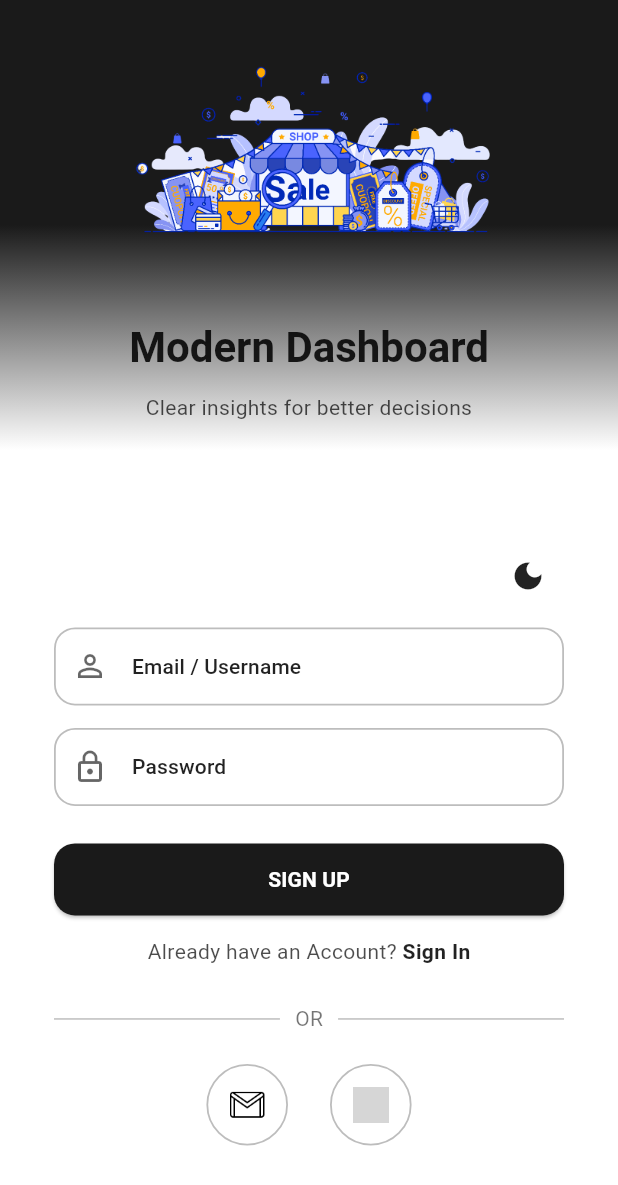
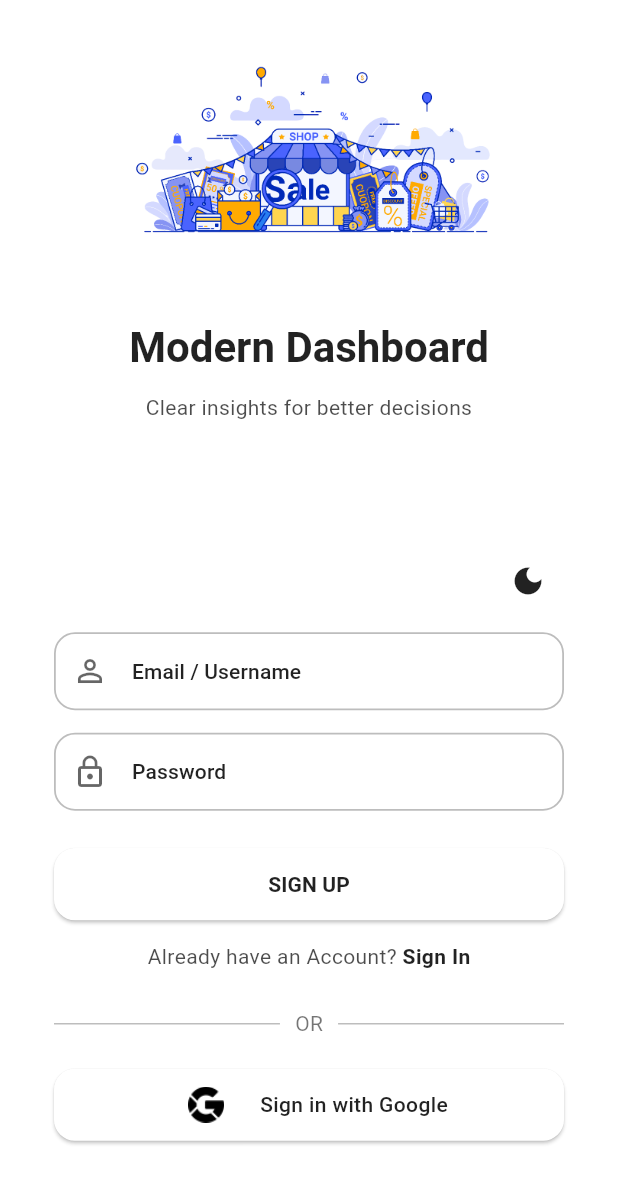
Before and after one commit to redaya88/krema-gms-web-flutter, a Flutter app: the screen it shows after launch, on a phone screen of 412 x 824 dp. Shown: the top 1185 px of the screen. Run offline on Flutter 3.47's test engine with Material 3 defaults, Android fonts, the phone set to English and light mode, and no system bars; our stand-ins replace get, get_storage; accounts and stored records are empty; grey boxes are pictures that could not be loaded.

Commit message:
fix: implement shadow on flex and redesign google sign in

```diff
--- a/lib/core/theme/color_scheme.dart
+++ b/lib/core/theme/color_scheme.dart
@@ -4,12 +4,10 @@ import 'app_colors.dart';
 class AppColorScheme {
   static ColorScheme get light => ColorScheme(
         brightness: Brightness.light,
-        primary: AppColors.gray800,
+        primary: AppColors.lightBackground,
         onPrimary: Colors.white,
         secondary: AppColors.gray600,
         onSecondary: Colors.white,
-        background: AppColors.lightBackground,
-        onBackground: AppColors.lightText,
         surface: AppColors.lightSurface,
         onSurface: AppColors.lightText,
         error: Colors.redAccent,
@@ -17,14 +15,12 @@ class AppColorScheme {
         outline: Colors.grey.shade400,
       );
 
-  static ColorScheme get dark => ColorScheme(
+  static ColorScheme get dark => const ColorScheme(
         brightness: Brightness.dark,
         primary: AppColors.gray700,
         onPrimary: Colors.white,
         secondary: AppColors.gray600,
         onSecondary: Colors.white,
-        background: AppColors.darkBackground,
-        onBackground: AppColors.darkText,
         surface: AppColors.darkSurface,
         onSurface: AppColors.darkText,
         error: Colors.redAccent,
--- a/lib/modules/login/login_form.dart
+++ b/lib/modules/login/login_form.dart
@@ -42,6 +42,7 @@ class PrettyLoginForm extends StatelessWidget {
   Widget build(BuildContext context) {
     final theme = Theme.of(context);
     final text = theme.textTheme;
+    final isDark = theme.brightness == Brightness.dark;
 
     return Column(
       mainAxisSize: MainAxisSize.min,
@@ -74,7 +75,7 @@ class PrettyLoginForm extends StatelessWidget {
             labelStyle: theme.textTheme.labelLarge,
             prefixIcon: Icon(
               Icons.person_outline,
-              color: theme.colorScheme.onSurface.withOpacity(0.6),
+              color: theme.colorScheme.onSurface.withValues(alpha: 0.6),
             ),
             filled: true,
             fillColor: theme.colorScheme.surface,
@@ -106,7 +107,7 @@ class PrettyLoginForm extends StatelessWidget {
             labelStyle: theme.textTheme.labelLarge,
             prefixIcon: Icon(
               Icons.lock_outline,
-              color: theme.colorScheme.onSurface.withOpacity(0.6),
+              color: theme.colorScheme.onSurface.withValues(alpha: 0.6),
             ),
             filled: true,
             fillColor: theme.colorScheme.surface,
@@ -139,7 +140,7 @@ class PrettyLoginForm extends StatelessWidget {
             child: Text(
               "SIGN UP",
               style: text.labelLarge?.copyWith(
-                color: theme.colorScheme.onPrimary,
+                color: theme.colorScheme.onSurface,
                 fontWeight: FontWeight.w600,
               ),
             ),
@@ -153,7 +154,7 @@ class PrettyLoginForm extends StatelessWidget {
           text: TextSpan(
             text: "Already have an Account? ",
             style: text.bodyMedium?.copyWith(
-              color: theme.colorScheme.onSurface.withOpacity(0.7),
+              color: theme.colorScheme.onSurface.withValues(alpha: 0.7),
             ),
             children: [
               TextSpan(
@@ -189,35 +190,42 @@ class PrettyLoginForm extends StatelessWidget {
 
         const SizedBox(height: 20),
 
-        /// SOCIAL LOGIN
-        Row(
-          mainAxisAlignment: MainAxisAlignment.center,
-          children: [
-            _socialIcon('assets/icons/email-icon.png', theme),
-            const SizedBox(width: 28),
-            _socialIcon('assets/icons/google-icon.png', theme),
-          ],
+        SizedBox(
+          width: double.infinity,
+          height: 48,
+          child: ElevatedButton(
+            onPressed: () {},
+            style: theme.elevatedButtonTheme.style,
+            child: Row(
+              mainAxisAlignment: MainAxisAlignment.center,
+              children: [
+                Padding(
+                  padding: const EdgeInsets.symmetric(
+                    horizontal: 12,
+                    vertical: 10,
+                  ),
+                  child: Image.asset(
+                    isDark
+                        ? 'assets/icons/google-dark.png'
+                        : 'assets/icons/google-light.png',
+                    width: 24,
+                    height: 24,
+                    fit: BoxFit.contain,
+                  ),
+                ),
+                const SizedBox(width: 12),
+                Text(
+                  "Sign in with Google",
+                  style: text.bodyMedium?.copyWith(
+                    color: theme.colorScheme.onSurface,
+                    fontWeight: FontWeight.w500,
+                  ),
+                ),
+              ],
+            ),
+          ),
         ),
       ],
     );
   }
-
-  static Widget _socialIcon(String imagePath, ThemeData theme) {
-    return Container(
-      padding: const EdgeInsets.all(14),
-      decoration: BoxDecoration(
-        shape: BoxShape.circle,
-        border: Border.all(
-          color: theme.colorScheme.outline,
-          width: 1.2,
-        ),
-      ),
-      child: Image.asset(
-        imagePath,
-        width: 24,
-        height: 24,
-        fit: BoxFit.contain,
-      ),
-    );
-  }
 }
--- a/lib/modules/login/slide_content.dart
+++ b/lib/modules/login/slide_content.dart
@@ -62,7 +62,7 @@ class _SlideContentState extends State<SlideContent>
           colors: [
             theme.colorScheme.primaryContainer,
             theme.colorScheme.primary,
-            theme.colorScheme.background,
+            theme.colorScheme.surface,
           ],
         ),
       ),
@@ -94,7 +94,7 @@ class _SlideContentState extends State<SlideContent>
                     textAlign: TextAlign.center,
                     style: theme.textTheme.headlineMedium?.copyWith(
                       fontWeight: FontWeight.bold,
-                      color: theme.colorScheme.onBackground,
+                      color: theme.colorScheme.onSurface,
                     ),
                   ),
                   const SizedBox(height: 12),
@@ -106,7 +106,7 @@ class _SlideContentState extends State<SlideContent>
                       widget.subtitle,
                       textAlign: TextAlign.center,
                       style: theme.textTheme.bodyMedium?.copyWith(
-                        color: theme.colorScheme.onBackground.withOpacity(0.7),
+                        color: theme.colorScheme.onSurface.withValues(alpha: 0.7),
                       ),
                     ),
                   ),
```
Also changed, not shown: lib/modules/dashboard/dashboard_view.dart (+11 -5 lines), lib/modules/login/login_view.dart (+20 -5 lines), assets/icons/google-dark.png (added), assets/icons/google-light.png (added), 7 other files.
